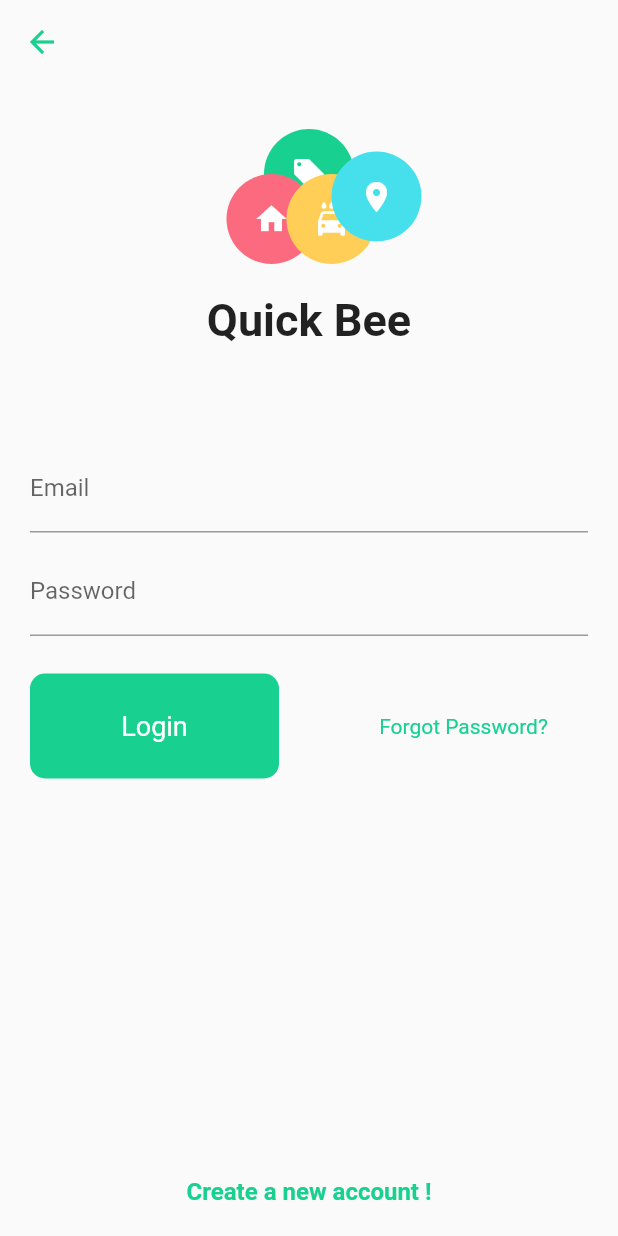
After one commit to rashel007/flutter_ui, a Flutter app: the screen it shows after launch, after a tap on "Sign in With Email", on a phone screen of 412 x 824 dp. The commit adds this screen. Run offline on Flutter 3.47's test engine with Material 2 defaults, Android fonts, the phone set to English and light mode, and no system bars.

Commit message:
Add login page, separate top icon view in class

```diff
--- /dev/null
+++ b/lib/login.dart
@@ -0,0 +1,104 @@
+import 'package:flutter/material.dart';
+import 'stacked_icons.dart';
+
+class LoginPage extends StatelessWidget {
+  @override
+  Widget build(BuildContext context) {
+    return Scaffold(
+        resizeToAvoidBottomPadding: false,
+        appBar: AppBar(
+          backgroundColor: Colors.transparent,
+          elevation: 0.0,
+          iconTheme: IconThemeData(color: Color(0xFF18D191)),
+        ),
+        body: Container(
+          width: double.infinity,
+          child: Column(
+            crossAxisAlignment: CrossAxisAlignment.center,
+            children: <Widget>[
+              StakedIcons(),
+              SizedBox(
+                height: 20,
+              ),
+              Row(
+                mainAxisAlignment: MainAxisAlignment.center,
+                children: <Widget>[
+                  Text(
+                    "Quick Bee",
+                    style: TextStyle(fontSize: 30, fontWeight: FontWeight.bold),
+                  )
+                ],
+              ),
+              SizedBox(
+                height: 60,
+              ),
+              SingleChildScrollView(
+                child: Padding(
+                  padding: EdgeInsets.symmetric(horizontal: 20, vertical: 5),
+                  child: TextField(
+                    decoration: InputDecoration(labelText: "Email"),
+                  ),
+                ),
+              ),
+              Padding(
+                padding: EdgeInsets.symmetric(horizontal: 20, vertical: 5),
+                child: TextField(
+                  obscureText: true,
+                  decoration: InputDecoration(labelText: "Password"),
+                ),
+              ),
+              Row(
+                children: <Widget>[
+                  Expanded(
+                    child: Padding(
+                      padding: EdgeInsets.all(20.0),
+                      child: Container(
+                        alignment: Alignment.center,
+                        height: 70.0,
+                        decoration: BoxDecoration(
+                          color: Color(0xFF18D191),
+                          borderRadius: BorderRadius.circular(10.0),
+                        ),
+                        child: Text(
+                          "Login",
+                          style: TextStyle(color: Colors.white, fontSize: 18),
+                        ),
+                      ),
+                    ),
+                  ),
+                  Expanded(
+                    child: Padding(
+                      padding: EdgeInsets.all(20.0),
+                      child: Container(
+                        alignment: Alignment.center,
+                        height: 70.0,
+                        child: Text(
+                          "Forgot Password?",
+                          style: TextStyle(color: Color(0xFF18D191)),
+                        ),
+                      ),
+                    ),
+                  )
+                ],
+              ),
+              Expanded(
+                  child: Padding(
+                padding: EdgeInsets.all(20),
+                child: Column(
+                  mainAxisAlignment: MainAxisAlignment.end,
+                  children: <Widget>[
+                    Text(
+                      "Create a new account !",
+                      style: TextStyle(
+                          color: Color(0xFF18D191),
+                          fontSize: 16,
+                          fontWeight: FontWeight.bold),
+                    )
+                  ],
+                ),
+              ))
+            ],
+          ),
+        ));
+  }
+}
--- a/lib/main.dart
+++ b/lib/main.dart
@@ -1,6 +1,12 @@
 import 'package:flutter/material.dart';
+import 'package:flutter/services.dart';
+import 'login.dart';
+import 'stacked_icons.dart';
 
 void main() {
+  SystemChrome.setEnabledSystemUIOverlays([]);
+//  SystemChrome.setEnabledSystemUIOverlays(SystemUiOverlay.values);
+
   runApp(MaterialApp(
     title: "Flutter UI",
     home: HomePage(),
@@ -17,58 +23,7 @@ class HomePage extends StatelessWidget {
         child: Column(
           mainAxisAlignment: MainAxisAlignment.center,
           children: <Widget>[
-            Stack(
-              alignment: Alignment.center,
-              children: <Widget>[
-                Container(
-                  width: 60,
-                  height: 60,
-                  decoration: BoxDecoration(
-                      borderRadius: BorderRadius.circular(40.0),
-                      color: Color(0xFF18D191)),
-                  child: Icon(
-                    Icons.local_offer,
-                    color: Colors.white,
-                  ),
-                ),
-                Container(
-                  margin: EdgeInsets.only(right: 50.0, top: 60.0),
-                  width: 60,
-                  height: 60,
-                  decoration: BoxDecoration(
-                      borderRadius: BorderRadius.circular(40.0),
-                      color: Color(0xFFFC6A7F)),
-                  child: Icon(
-                    Icons.home,
-                    color: Colors.white,
-                  ),
-                ),
-                Container(
-                  margin: EdgeInsets.only(left: 30.0, top: 60.0),
-                  width: 60,
-                  height: 60,
-                  decoration: BoxDecoration(
-                      borderRadius: BorderRadius.circular(40.0),
-                      color: Color(0xFFFFCE56)),
-                  child: Icon(
-                    Icons.local_car_wash,
-                    color: Colors.white,
-                  ),
-                ),
-                Container(
-                  margin: EdgeInsets.only(left: 90.0, top: 30.0),
-                  width: 60,
-                  height: 60,
-                  decoration: BoxDecoration(
-                      borderRadius: BorderRadius.circular(40.0),
-                      color: Color(0xFF45E0EC)),
-                  child: Icon(
-                    Icons.place,
-                    color: Colors.white,
-                  ),
-                )
-              ],
-            ),
+            new StakedIcons(),
             SizedBox(
               height: 20,
             ),
@@ -81,23 +36,33 @@ class HomePage extends StatelessWidget {
                 )
               ],
             ),
-            SizedBox(height: 60,),
+            SizedBox(
+              height: 60,
+            ),
             Row(
               children: <Widget>[
                 Expanded(
                   child: Padding(
-                    padding: EdgeInsets.only(left: 20, right: 20, top: 20, bottom: 10),
-                    child:     Container(
-                      alignment: Alignment.center,
-                      height: 70,
-                      width: 70,
-                      decoration: BoxDecoration(color: Color(0xFF18D191), borderRadius: BorderRadius.circular(10)),
-                      child: Text("Sign in With Email", style: TextStyle(fontSize: 20, color: Colors.white
-                      ),),
-                    ),
-                  ),
+                      padding: EdgeInsets.only(
+                          left: 20, right: 20, top: 20, bottom: 10),
+                      child: GestureDetector(
+                        onTap: (){
+                            Navigator.push(context, MaterialPageRoute(builder: (context) => LoginPage(),));
+                        },
+                        child: Container(
+                          alignment: Alignment.center,
+                          height: 70,
+                          width: 70,
+                          decoration: BoxDecoration(
+                              color: Color(0xFF18D191),
+                              borderRadius: BorderRadius.circular(10)),
+                          child: Text(
+                            "Sign in With Email",
+                            style: TextStyle(fontSize: 20, color: Colors.white),
+                          ),
+                        ),
+                      )),
                 )
-
               ],
             ),
             Row(
@@ -105,30 +70,37 @@ class HomePage extends StatelessWidget {
                 Expanded(
                   child: Padding(
                     padding: EdgeInsets.only(left: 20, right: 10),
-                    child:     Container(
+                    child: Container(
                       alignment: Alignment.center,
                       height: 70,
                       width: 70,
-                      decoration: BoxDecoration(color: Color(0xFF4364A1), borderRadius: BorderRadius.circular(10)),
-                      child: Text("Facebook", style: TextStyle(fontSize: 20, color: Colors.white
-                      ),),
+                      decoration: BoxDecoration(
+                          color: Color(0xFF4364A1),
+                          borderRadius: BorderRadius.circular(10)),
+                      child: Text(
+                        "Facebook",
+                        style: TextStyle(fontSize: 20, color: Colors.white),
+                      ),
                     ),
                   ),
                 ),
                 Expanded(
                   child: Padding(
                     padding: EdgeInsets.only(left: 10, right: 20),
-                    child:     Container(
+                    child: Container(
                       alignment: Alignment.center,
                       height: 70,
                       width: 70,
-                      decoration: BoxDecoration(color: Color(0xFFDF513B), borderRadius: BorderRadius.circular(10)),
-                      child: Text("Google", style: TextStyle(fontSize: 20, color: Colors.white
-                      ),),
+                      decoration: BoxDecoration(
+                          color: Color(0xFFDF513B),
+                          borderRadius: BorderRadius.circular(10)),
+                      child: Text(
+                        "Google",
+                        style: TextStyle(fontSize: 20, color: Colors.white),
+                      ),
                     ),
                   ),
                 )
-
               ],
             )
           ],
--- /dev/null
+++ b/lib/stacked_icons.dart
@@ -0,0 +1,60 @@
+import 'package:flutter/material.dart';
+
+
+class StakedIcons extends StatelessWidget {
+  @override
+  Widget build(BuildContext context) {
+    return Stack(
+      alignment: Alignment.center,
+      children: <Widget>[
+        Container(
+          width: 60,
+          height: 60,
+          decoration: BoxDecoration(
+              borderRadius: BorderRadius.circular(40.0),
+              color: Color(0xFF18D191)),
+          child: Icon(
+            Icons.local_offer,
+            color: Colors.white,
+          ),
+        ),
+        Container(
+          margin: EdgeInsets.only(right: 50.0, top: 60.0),
+          width: 60,
+          height: 60,
+          decoration: BoxDecoration(
+              borderRadius: BorderRadius.circular(40.0),
+              color: Color(0xFFFC6A7F)),
+          child: Icon(
+            Icons.home,
+            color: Colors.white,
+          ),
+        ),
+        Container(
+          margin: EdgeInsets.only(left: 30.0, top: 60.0),
+          width: 60,
+          height: 60,
+          decoration: BoxDecoration(
+              borderRadius: BorderRadius.circular(40.0),
+              color: Color(0xFFFFCE56)),
+          child: Icon(
+            Icons.local_car_wash,
+            color: Colors.white,
+          ),
+        ),
+        Container(
+          margin: EdgeInsets.only(left: 90.0, top: 30.0),
+          width: 60,
+          height: 60,
+          decoration: BoxDecoration(
+              borderRadius: BorderRadius.circular(40.0),
+              color: Color(0xFF45E0EC)),
+          child: Icon(
+            Icons.place,
+            color: Colors.white,
+          ),
+        )
+      ],
+    );
+  }
+}
```
